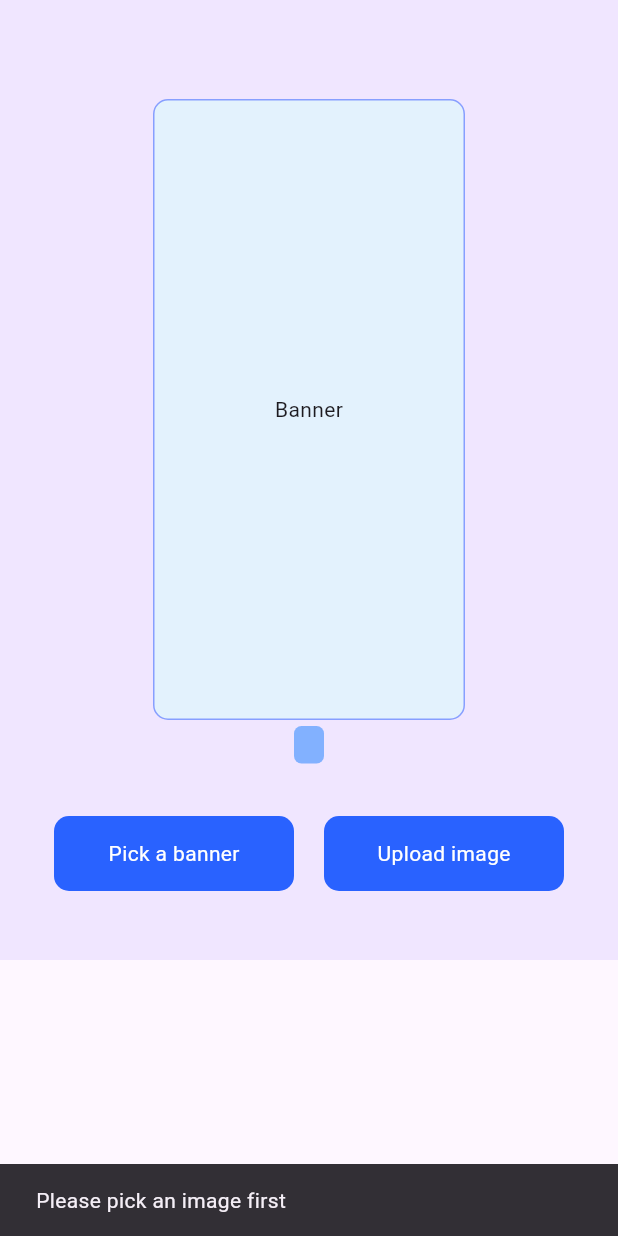
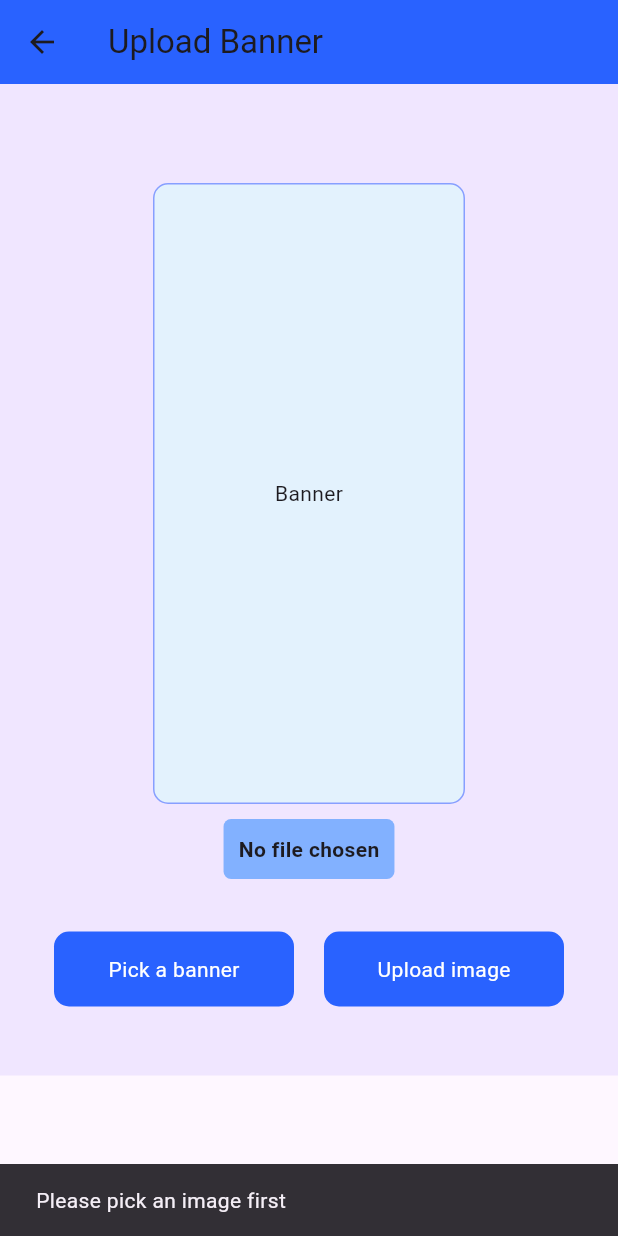
Before and after one commit to nisanray/megamart_admin, a Flutter app: the UploadBannerScreen screen opened directly, after a tap on "Upload image", on a phone screen of 412 x 824 dp. Run offline on Flutter 3.47's test engine with Material 3 defaults, Android fonts, the phone set to English and light mode, and no system bars; our stand-ins replace cached_network_image, cloud_firestore, file_picker, firebase_auth, firebase_core, firebase_storage and 2 more; accounts and stored records are empty.

Commit message:
upated banner uploading Page

```diff
--- a/lib/views/screens/side_bar_screens/banner/upload_banner_screen.dart
+++ b/lib/views/screens/side_bar_screens/banner/upload_banner_screen.dart
@@ -3,10 +3,12 @@ import 'package:file_picker/file_picker.dart';
 import 'package:firebase_storage/firebase_storage.dart';
 import 'package:flutter/material.dart';
 import 'package:flutter_easyloading/flutter_easyloading.dart';
+import 'dart:io'; // Required to use File for loading image from file path.
+
 import 'package:megamart_admin/utils/colors.dart';
 
 class UploadBannerScreen extends StatefulWidget {
-  static const String routeName = '\UploadBannerScreen';
+  static const String routeName = '/UploadBannerScreen';
 
   @override
   State<UploadBannerScreen> createState() => _UploadBannerScreenState();
@@ -16,7 +18,7 @@ class _UploadBannerScreenState extends State<UploadBannerScreen> {
   final FirebaseFirestore _firestore = FirebaseFirestore.instance;
   final FirebaseStorage _storage = FirebaseStorage.instance;
 
-  dynamic _image;
+  File? _image; // Using File for storing image path
   String? fileName;
 
   bool _uploading = false;
@@ -27,13 +29,13 @@ class _UploadBannerScreenState extends State<UploadBannerScreen> {
         allowMultiple: false, type: FileType.image);
     if (result != null) {
       setState(() {
-        _image = result.files.first.bytes;
-        fileName = result.files.first.name;
+        _image = File(result.files.first.path!); // Use File to get the path
+        fileName = result.files.first.name; // Get the file name
       });
     }
   }
 
-  _uploadBannerToStorage(dynamic image) async {
+  _uploadBannerToStorage(File image) async {
     Reference ref = _storage.ref().child('Banners').child(fileName!);
 
     String contentType;
@@ -45,13 +47,14 @@ class _UploadBannerScreenState extends State<UploadBannerScreen> {
     } else {
       throw 'Unsupported file type';
     }
-    UploadTask uploadTask = ref.putData(image, SettableMetadata(contentType: contentType));
+
+    UploadTask uploadTask = ref.putFile(image, SettableMetadata(contentType: contentType));
     uploadTask.snapshotEvents.listen((TaskSnapshot snapshot) {
       setState(() {
-        _uploadProgress =
-            snapshot.bytesTransferred / snapshot.totalBytes;
+        _uploadProgress = snapshot.bytesTransferred / snapshot.totalBytes;
       });
     });
+
     TaskSnapshot snapshot = await uploadTask;
     String downloadUrl = await snapshot.ref.getDownloadURL();
     return downloadUrl;
@@ -61,7 +64,7 @@ class _UploadBannerScreenState extends State<UploadBannerScreen> {
     if (_image != null) {
       EasyLoading.show();
       try {
-        String? imageUrl = await _uploadBannerToStorage(_image);
+        String? imageUrl = await _uploadBannerToStorage(_image!);
         if (imageUrl != null) {
           await _firestore.collection('banners').doc(fileName).set({
             'image': imageUrl,
@@ -92,7 +95,13 @@ class _UploadBannerScreenState extends State<UploadBannerScreen> {
   @override
   Widget build(BuildContext context) {
     double maxImageWidth = MediaQuery.of(context).size.width * 0.5;
-    return Container(
+
+    return Scaffold(
+      appBar: AppBar(
+        title: Text('Upload Banner'),
+        backgroundColor: AppColors.buttonColor,
+      ),
+      body: Container(
         color: AppColors.backgroundColor,
         padding: EdgeInsets.all(16),
         child: SingleChildScrollView(
@@ -109,9 +118,9 @@ class _UploadBannerScreenState extends State<UploadBannerScreen> {
                       borderRadius: BorderRadius.circular(10),
                     ),
                     child: _image != null
-                        ? Image.memory(
+                        ? Image.file(
                       _image!,
-                      fit: BoxFit.scaleDown,
+                      fit: BoxFit.contain,
                       width: maxImageWidth,
                     )
                         : Container(
@@ -151,25 +160,26 @@ class _UploadBannerScreenState extends State<UploadBannerScreen> {
                     ),
                 ],
               ),
-              SizedBox(height: 4),
+              SizedBox(height: 10),
               Container(
                 decoration: BoxDecoration(
                   color: Colors.blueAccent.shade100,
                   borderRadius: BorderRadius.circular(5),
                 ),
                 child: Padding(
-                  padding:
-                  const EdgeInsets.symmetric(horizontal: 10, vertical: 2),
+                  padding: const EdgeInsets.symmetric(horizontal: 10, vertical: 10),
                   child: SingleChildScrollView(
                     scrollDirection: Axis.vertical,
-                    child: Text(fileName ?? ""),
+                    child: Text(
+                      fileName ?? "No file chosen", // Display file name or fallback
+                      style: TextStyle(fontWeight: FontWeight.bold),
+                    ),
                   ),
                 ),
               ),
               SizedBox(height: 20),
               Padding(
-                padding: const EdgeInsets.only(
-                    top: 15, bottom: 30, left: 20, right: 20),
+                padding: const EdgeInsets.only(top: 15, bottom: 30, left: 20, right: 20),
                 child: Row(
                   mainAxisAlignment: MainAxisAlignment.spaceEvenly,
                   children: [
@@ -187,7 +197,8 @@ class _UploadBannerScreenState extends State<UploadBannerScreen> {
                               child: Text(
                                 'Pick a banner',
                                 style: TextStyle(color: Colors.white),
-                                )),
+                              ),
+                            ),
                           ),
                         ),
                       ),
@@ -195,9 +206,7 @@ class _UploadBannerScreenState extends State<UploadBannerScreen> {
                     SizedBox(width: 20),
                     Expanded(
                       child: InkWell(
-                        onTap: () {
-                          _uploadImageToFirestore();
-                        },
+                        onTap: _uploadImageToFirestore,
                         child: Container(
                           decoration: BoxDecoration(
                             color: AppColors.buttonColor,
@@ -209,7 +218,8 @@ class _UploadBannerScreenState extends State<UploadBannerScreen> {
                               child: Text(
                                 'Upload image',
                                 style: TextStyle(color: Colors.white),
-                                )),
+                              ),
+                            ),
                           ),
                         ),
                       ),
@@ -220,7 +230,7 @@ class _UploadBannerScreenState extends State<UploadBannerScreen> {
             ],
           ),
         ),
-
+      ),
     );
   }
 }
--- a/pubspec.yaml
+++ b/pubspec.yaml
@@ -47,7 +47,7 @@ dependencies:
   provider: ^6.0.3
   file_picker: ^5.2.2
   flutter_easyloading: ^3.0.5
-  firebase_core: ^2.10.0
+  firebase_core:
   cloud_firestore:
   firebase_auth:
   firebase_storage:
```
Lines whose indentation alone changed are shown as unchanged.
